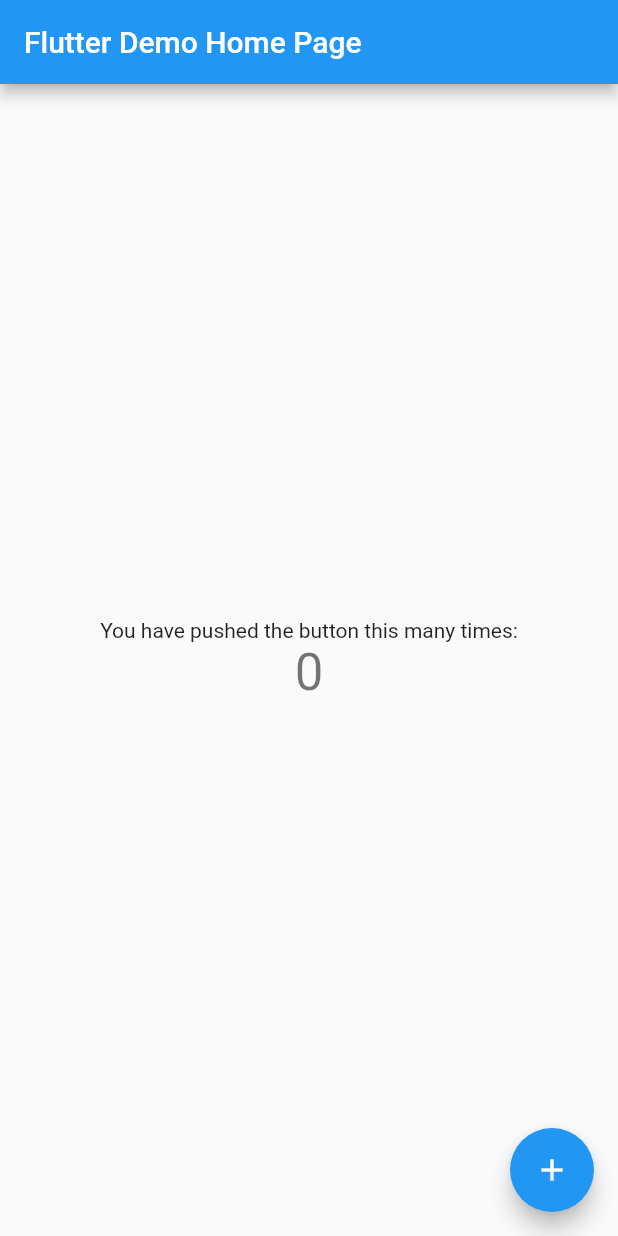
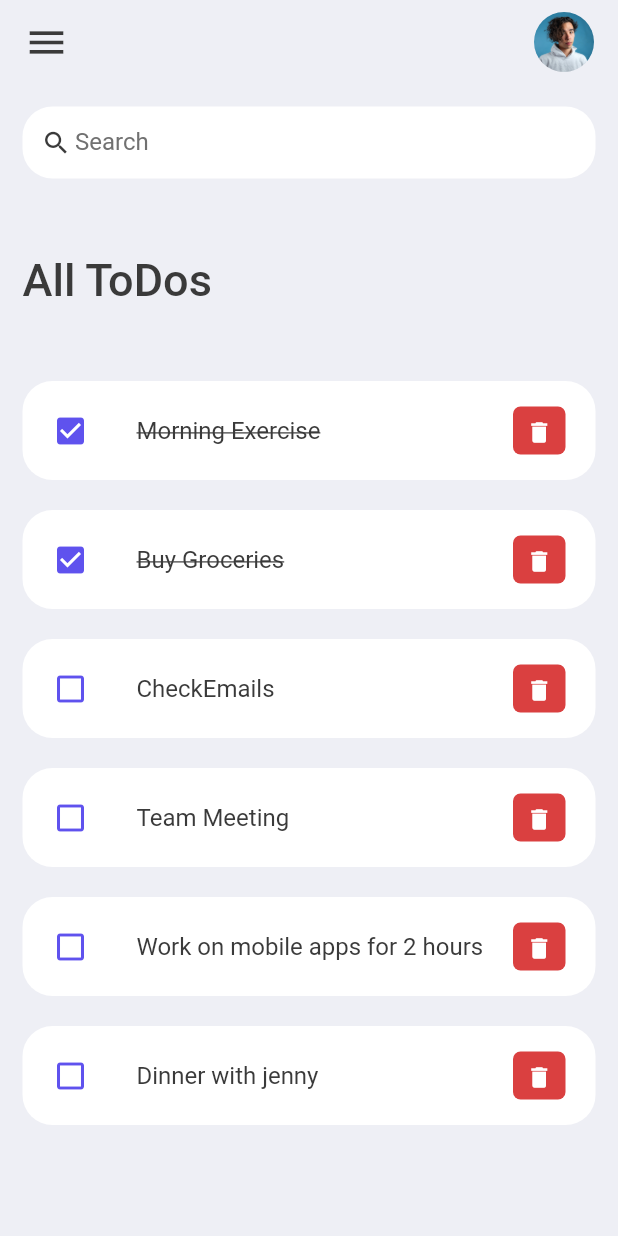
Before and after one commit to DihiaMezghiche/flutter_todo_list, a Flutter app: the screen it shows after launch, on a phone screen of 412 x 824 dp. Run offline on Flutter 3.47's test engine with Material 2 defaults, Android fonts, the phone set to English and light mode, and no system bars.

Commit message:
update home, Add todo_item, todo model, search box

```diff
--- /dev/null
+++ b/lib/constants/colors.dart
@@ -0,0 +1,11 @@
+
+import 'package:flutter/cupertino.dart';
+import 'package:flutter/material.dart';
+
+const  Color tdRed = Color(0xFFDA4040);
+const  Color tdBlue = Color(0xFF5F52EE);
+
+const  Color tdBlack = Color(0xFF3A3A3A);
+const  Color tdGrey = Color(0xFF717171);
+
+const  Color tdBGColor = Color(0xFFEEEFF5);
--- a/lib/main.dart
+++ b/lib/main.dart
@@ -1,4 +1,6 @@
 import 'package:flutter/material.dart';
+import 'package:flutter/services.dart';
+import 'package:todo_list/screens/home.dart';
 
 void main() {
   runApp(const MyApp());
@@ -10,106 +12,11 @@ class MyApp extends StatelessWidget {
   // This widget is the root of your application.
   @override
   Widget build(BuildContext context) {
+    SystemChrome.setSystemUIOverlayStyle(SystemUiOverlayStyle(statusBarColor: Colors.transparent));
     return MaterialApp(
-      title: 'Flutter Demo',
-      theme: ThemeData(
-        // This is the theme of your application.
-        //
-        // Try running your application with "flutter run". You'll see the
-        // application has a blue toolbar. Then, without quitting the app, try
-        // changing the primarySwatch below to Colors.green and then invoke
-        // "hot reload" (press "r" in the console where you ran "flutter run",
-        // or simply save your changes to "hot reload" in a Flutter IDE).
-        // Notice that the counter didn't reset back to zero; the application
-        // is not restarted.
-        primarySwatch: Colors.blue,
-      ),
-      home: const MyHomePage(title: 'Flutter Demo Home Page'),
+      debugShowCheckedModeBanner: false,
+      title: "todo app",
+      home: Home(),
     );
   }
 }
-
-class MyHomePage extends StatefulWidget {
-  const MyHomePage({Key? key, required this.title}) : super(key: key);
-
-  // This widget is the home page of your application. It is stateful, meaning
-  // that it has a State object (defined below) that contains fields that affect
-  // how it looks.
-
-  // This class is the configuration for the state. It holds the values (in this
-  // case the title) provided by the parent (in this case the App widget) and
-  // used by the build method of the State. Fields in a Widget subclass are
-  // always marked "final".
-
-  final String title;
-
-  @override
-  State<MyHomePage> createState() => _MyHomePageState();
-}
-
-class _MyHomePageState extends State<MyHomePage> {
-  int _counter = 0;
-
-  void _incrementCounter() {
-    setState(() {
-      // This call to setState tells the Flutter framework that something has
-      // changed in this State, which causes it to rerun the build method below
-      // so that the display can reflect the updated values. If we changed
-      // _counter without calling setState(), then the build method would not be
-      // called again, and so nothing would appear to happen.
-      _counter++;
-    });
-  }
-
-  @override
-  Widget build(BuildContext context) {
-    // This method is rerun every time setState is called, for instance as done
-    // by the _incrementCounter method above.
-    //
-    // The Flutter framework has been optimized to make rerunning build methods
-    // fast, so that you can just rebuild anything that needs updating rather
-    // than having to individually change instances of widgets.
-    return Scaffold(
-      appBar: AppBar(
-        // Here we take the value from the MyHomePage object that was created by
-        // the App.build method, and use it to set our appbar title.
-        title: Text(widget.title),
-      ),
-      body: Center(
-        // Center is a layout widget. It takes a single child and positions it
-        // in the middle of the parent.
-        child: Column(
-          // Column is also a layout widget. It takes a list of children and
-          // arranges them vertically. By default, it sizes itself to fit its
-          // children horizontally, and tries to be as tall as its parent.
-          //
-          // Invoke "debug painting" (press "p" in the console, choose the
-          // "Toggle Debug Paint" action from the Flutter Inspector in Android
-          // Studio, or the "Toggle Debug Paint" command in Visual Studio Code)
-          // to see the wireframe for each widget.
-          //
-          // Column has various properties to control how it sizes itself and
-          // how it positions its children. Here we use mainAxisAlignment to
-          // center the children vertically; the main axis here is the vertical
-          // axis because Columns are vertical (the cross axis would be
-          // horizontal).
-          mainAxisAlignment: MainAxisAlignment.center,
-          children: <Widget>[
-            const Text(
-              'You have pushed the button this many times:',
-            ),
-            Text(
-              '$_counter',
-              style: Theme.of(context).textTheme.headline4,
-            ),
-          ],
-        ),
-      ),
-      floatingActionButton: FloatingActionButton(
-        onPressed: _incrementCounter,
-        tooltip: 'Increment',
-        child: const Icon(Icons.add),
-      ), // This trailing comma makes auto-formatting nicer for build methods.
-    );
-  }
-}
--- /dev/null
+++ b/lib/model/todo.dart
@@ -0,0 +1,22 @@
+class ToDo{
+  String? id;
+  String? todoText;
+  bool isDone;
+
+  ToDo({
+    required this.id,
+    required this.todoText,
+    this.isDone = false
+  });
+
+  static List<ToDo> todoList (){
+    return [
+      ToDo(id: '01', todoText: 'Morning Exercise', isDone: true),
+      ToDo(id: '02', todoText: 'Buy Groceries', isDone: true),
+      ToDo(id: '03', todoText: 'CheckEmails'),
+      ToDo(id: '04', todoText: 'Team Meeting'),
+      ToDo(id: '05', todoText: 'Work on mobile apps for 2 hours'),
+      ToDo(id: '06', todoText: 'Dinner with jenny'),
+    ];
+  }
+}
--- /dev/null
+++ b/lib/screens/home.dart
@@ -0,0 +1,92 @@
+// ignore_for_file: prefer_const_constructors
+
+import 'package:flutter/material.dart';
+import 'package:todo_list/constants/colors.dart';
+import 'package:todo_list/model/todo.dart';
+import 'package:todo_list/widgets/todo_item.dart';
+
+class Home  extends StatelessWidget {
+  Home ({ Key? key }) : super(key: key);
+  final todosList = ToDo.todoList();
+  @override
+  Widget build(BuildContext context) {
+    return Scaffold(
+      backgroundColor: tdBGColor,
+      appBar: _buildAppBar(),
+      body: Stack(
+        children: [
+          Container(
+            padding: EdgeInsets.symmetric(horizontal: 15,vertical: 15),
+            child: Column(
+              children: [
+                searchBox(),
+                Expanded(
+                  child: ListView(
+                    children: [
+                      Container(
+                        padding: EdgeInsets.only(
+                          top: 50,
+                          bottom: 50
+                        ) ,
+                        child: Text('All ToDos', style: TextStyle(color: tdBlack, fontSize: 30, fontWeight: FontWeight.w500)),
+                      ),
+                      for ( ToDo todo in todosList)
+                        ToDoItem(todo: todo,),
+
+                    ],
+                  ),
+                )
+
+              ],)
+          ),
+
+        ],
+      ),
+    );
+  }
+
+  AppBar _buildAppBar() {
+    return AppBar(
+      backgroundColor: tdBGColor,
+      elevation: 0,
+      title: Row(
+        mainAxisAlignment: MainAxisAlignment.spaceBetween,
+        children: [
+        Icon(
+          Icons.menu,
+          color: tdBlack,
+          size: 30,
+        ),
+        Container(
+          height: 40,
+          width: 40,
+          child: ClipRRect(
+            borderRadius: BorderRadius.circular(20),
+            child: Image.asset('assets/images/avatar.jpg'),)
+        )
+      ]),
+      );
+  }
+
+  Widget searchBox()
+  {
+    return Container(
+              padding: EdgeInsets.symmetric(horizontal: 10),
+              decoration: BoxDecoration(
+                color: Colors.white,
+                borderRadius: BorderRadius.circular(20)),
+              // ignore: prefer_const_constructors
+              child: TextField(
+                decoration: InputDecoration(
+                  contentPadding: EdgeInsets.all(0),
+                  prefixIcon: Icon(Icons.search, color: tdBlack, size: 20),
+                  prefixIconConstraints: BoxConstraints(maxHeight: 20,minWidth: 25),
+                  border: InputBorder.none,
+                  hintText: 'Search',
+                  hintStyle: TextStyle(color: tdGrey)
+                  )
+                  ,
+              ),
+            );
+  }
+}
--- /dev/null
+++ b/lib/widgets/todo_item.dart
@@ -0,0 +1,51 @@
+// ignore_for_file: prefer_const_constructors
+
+import 'package:flutter/material.dart';
+import 'package:todo_list/constants/colors.dart';
+import 'package:todo_list/model/todo.dart';
+
+class ToDoItem extends StatelessWidget {
+  final ToDo todo;
+  const ToDoItem({ Key? key, required this.todo }) : super(key: key);
+
+  @override
+  Widget build(BuildContext context) {
+    return Container(
+      margin: EdgeInsets.only(bottom: 20),
+      child: ListTile(
+        contentPadding: EdgeInsets.symmetric(vertical: 5,horizontal: 20),
+        onTap: () {
+          print('clicked on todo item');
+        },
+        shape: RoundedRectangleBorder(borderRadius: BorderRadius.circular(20)),
+        tileColor: Colors.white,
+        leading: Icon(todo.isDone? Icons.check_box : Icons.check_box_outline_blank ,color: tdBlue),
+        title: Text(todo.todoText!,
+          style: TextStyle(
+            fontSize: 16,
+            color: tdBlack,
+            decoration: todo.isDone? TextDecoration.lineThrough: null)
+            ),
+        trailing: Container(
+          padding: EdgeInsets.all(0),
+          margin: EdgeInsets.symmetric(vertical: 12),
+          height: 35,
+          width: 35,
+          decoration:
+          BoxDecoration(
+            color: tdRed,
+            borderRadius: BorderRadius.circular(5),
+          ),
+          child: IconButton(
+            color: Colors.white,
+            iconSize: 18,
+            icon: Icon(Icons.delete),
+            onPressed: (){
+              print('clicked on delete button');
+            },
+          ),
+        ),
+      )
+    );
+  }
+}
--- a/pubspec.yaml
+++ b/pubspec.yaml
@@ -58,8 +58,8 @@ flutter:
   uses-material-design: true
 
   # To add assets to your application, add an assets section, like this:
-  # assets:
-  #   - images/a_dot_burr.jpeg
+  assets:
+     - assets/images/
   #   - images/a_dot_ham.jpeg
 
   # An image asset can refer to one or more resolution-specific "variants", see
```
Also changed, not shown: assets/images/avatar.jpg (added).
